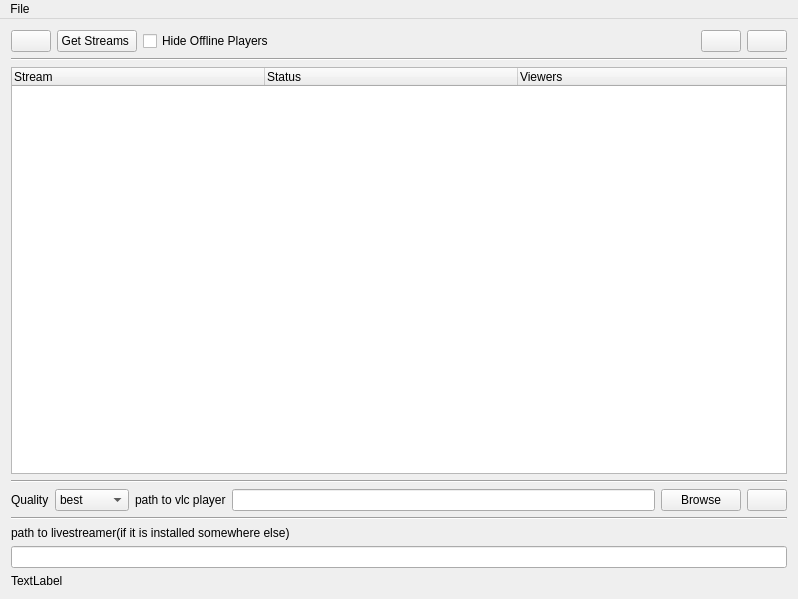
Old version of the form ui/mainwindow.ui in the repository pomidi/TwitchLivestreamer.
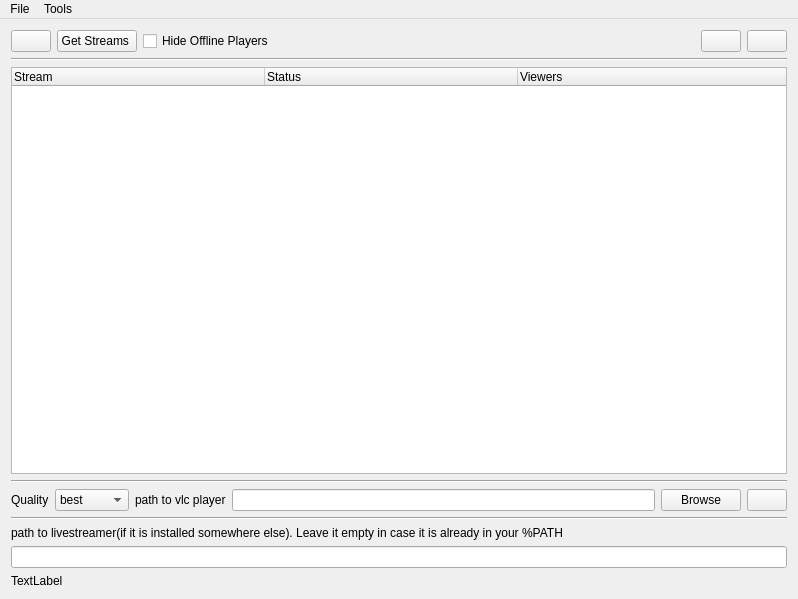
New version of the form. Icons and pictures are not drawn.

Commit message: Added some options to systemtray

```diff
--- a/ui/mainwindow.ui
+++ b/ui/mainwindow.ui
@@ -34,7 +34,7 @@
     <item row="6" column="0">
      <widget class="QLabel" name="label_3">
       <property name="text">
-       <string>path to livestreamer(if it is installed somewhere else)</string>
+       <string>path to livestreamer(if it is installed somewhere else). Leave it empty in case it is already in your %PATH</string>
       </property>
      </widget>
     </item>
@@ -287,7 +287,14 @@
     <addaction name="separator"/>
     <addaction name="actionExit"/>
    </widget>
+   <widget class="QMenu" name="menuTools">
+    <property name="title">
+     <string>Tools</string>
+    </property>
+    <addaction name="actionGeneral_Setting"/>
+   </widget>
    <addaction name="menuFile"/>
+   <addaction name="menuTools"/>
   </widget>
   <action name="actionAdd">
    <property name="text">
```
Left out of the diff: 7 changed lines with no effect on the pictures. The commit also changes 2 other files.
